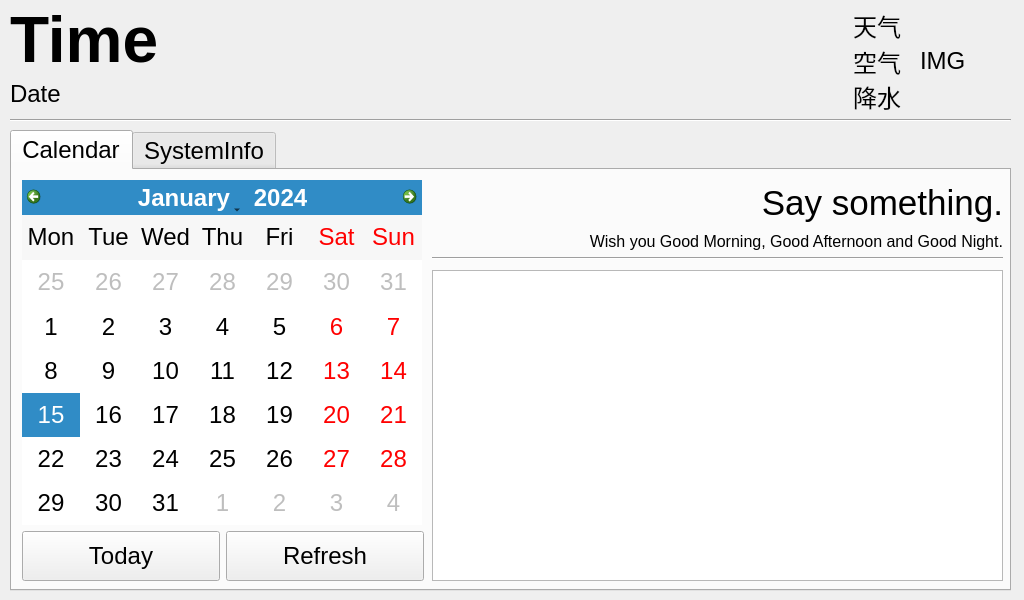
The window that widget.ui (FibreCase/Smart_Desktop) describes before a commit, drawn with Qt 5.
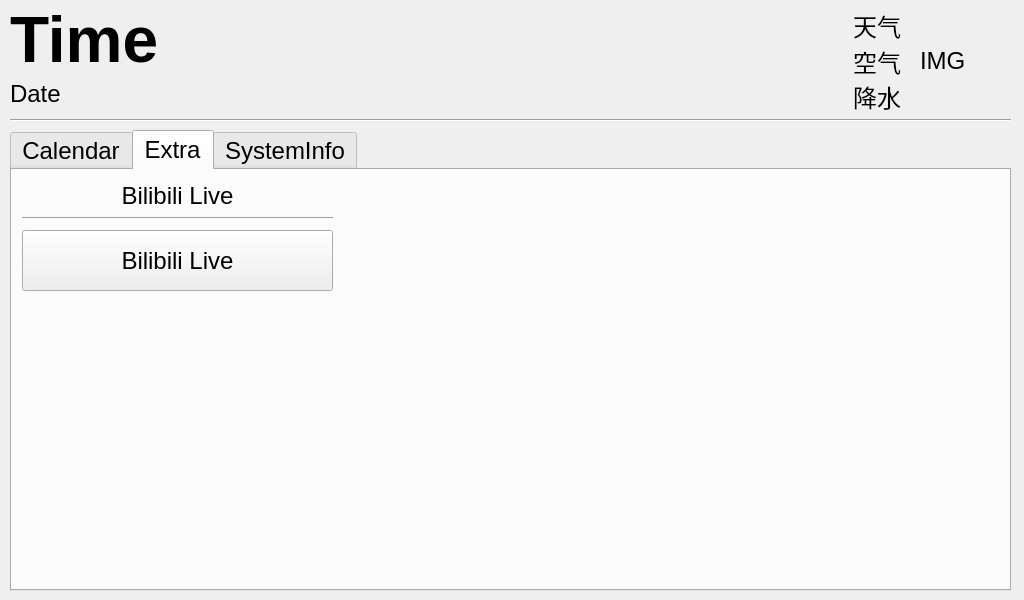
The same window after the commit. The open tabs and pages were chosen to show the change.

```diff
--- a/widget.ui
+++ b/widget.ui
@@ -170,7 +170,7 @@
          <string>Say something.</string>
         </property>
         <property name="alignment">
-         <set>Qt::AlignmentFlag::AlignRight|Qt::AlignmentFlag::AlignTrailing|Qt::AlignmentFlag::AlignVCenter</set>
+         <set>Qt::AlignmentFlag::AlignCenter</set>
         </property>
        </widget>
       </item>
@@ -199,13 +199,13 @@
          <string>Wish you Good Morning, Good Afternoon and Good Night.</string>
         </property>
         <property name="alignment">
-         <set>Qt::AlignmentFlag::AlignRight|Qt::AlignmentFlag::AlignTrailing|Qt::AlignmentFlag::AlignVCenter</set>
+         <set>Qt::AlignmentFlag::AlignCenter</set>
         </property>
        </widget>
       </item>
      </layout>
     </widget>
-    <widget class="QTextBrowser" name="htmlBrowser">
+    <widget class="QLabel" name="msgImgLabel">
      <property name="geometry">
       <rect>
        <x>420</x>
@@ -214,22 +214,55 @@
        <height>311</height>
       </rect>
      </property>
-     <property name="font">
-      <font>
-       <family>Arial</family>
-       <pointsize>12</pointsize>
-       <bold>false</bold>
-      </font>
+     <property name="text">
+      <string/>
      </property>
-     <property name="html">
-      <string>&lt;!DOCTYPE HTML PUBLIC &quot;-//W3C//DTD HTML 4.0//EN&quot; &quot;http://www.w3.org/TR/REC-html40/strict.dtd&quot;&gt;
-&lt;html&gt;&lt;head&gt;&lt;meta name=&quot;qrichtext&quot; content=&quot;1&quot; /&gt;&lt;meta charset=&quot;utf-8&quot; /&gt;&lt;style type=&quot;text/css&quot;&gt;
-p, li { white-space: pre-wrap; }
-hr { height: 1px; border-width: 0; }
-li.unchecked::marker { content: &quot;\2610&quot;; }
-li.checked::marker { content: &quot;\2612&quot;; }
-&lt;/style&gt;&lt;/head&gt;&lt;body style=&quot; font-family:'Arial'; font-size:12pt; font-weight:400; font-style:normal;&quot;&gt;
-&lt;p style=&quot;-qt-paragraph-type:empty; margin-top:0px; margin-bottom:0px; margin-left:0px; margin-right:0px; -qt-block-indent:0; text-indent:0px;&quot;&gt;&lt;br /&gt;&lt;/p&gt;&lt;/body&gt;&lt;/html&gt;</string>
+    </widget>
+   </widget>
+   <widget class="QWidget" name="tab_3">
+    <attribute name="title">
+     <string>Extra</string>
+    </attribute>
+    <widget class="QPushButton" name="vwButton">
+     <property name="geometry">
+      <rect>
+       <x>10</x>
+       <y>60</y>
+       <width>311</width>
+       <height>61</height>
+      </rect>
+     </property>
+     <property name="text">
+      <string>Bilibili Live</string>
+     </property>
+    </widget>
+    <widget class="Line" name="line_2">
+     <property name="geometry">
+      <rect>
+       <x>10</x>
+       <y>40</y>
+       <width>311</width>
+       <height>16</height>
+      </rect>
+     </property>
+     <property name="orientation">
+      <enum>Qt::Orientation::Horizontal</enum>
+     </property>
+    </widget>
+    <widget class="QLabel" name="label_4">
+     <property name="geometry">
+      <rect>
+       <x>10</x>
+       <y>10</y>
+       <width>311</width>
+       <height>31</height>
+      </rect>
+     </property>
+     <property name="text">
+      <string>Bilibili Live</string>
+     </property>
+     <property name="alignment">
+      <set>Qt::AlignmentFlag::AlignCenter</set>
      </property>
     </widget>
    </widget>
@@ -367,7 +400,7 @@
     <rect>
      <x>10</x>
      <y>10</y>
-     <width>331</width>
+     <width>332</width>
      <height>101</height>
     </rect>
    </property>
```
